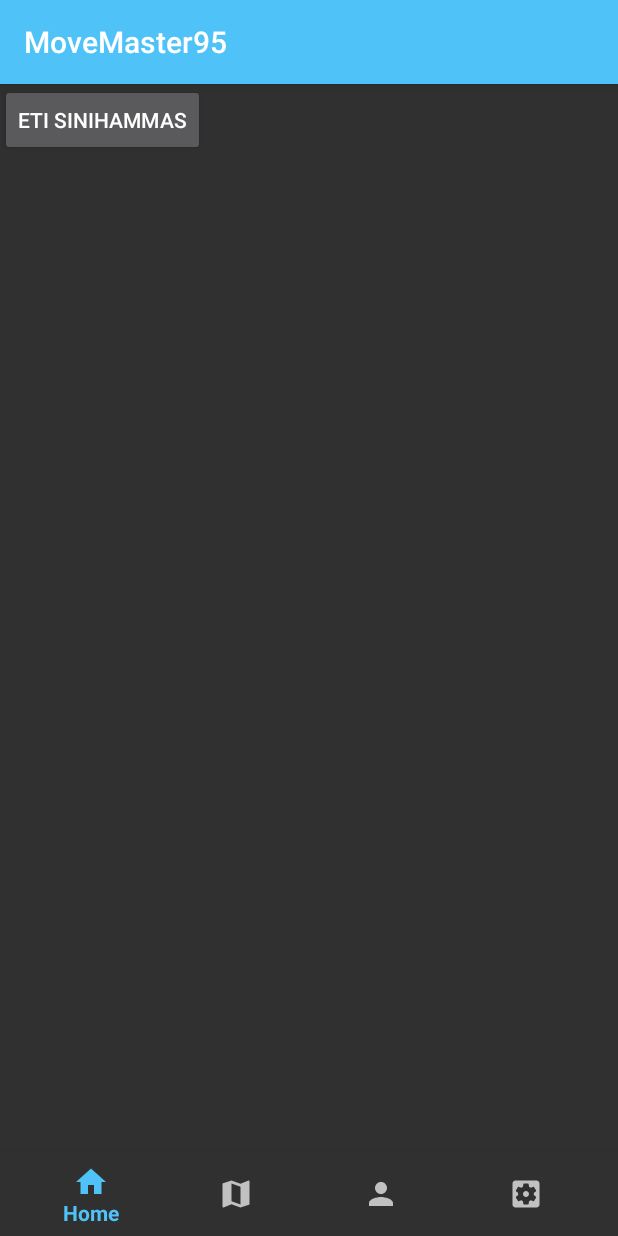
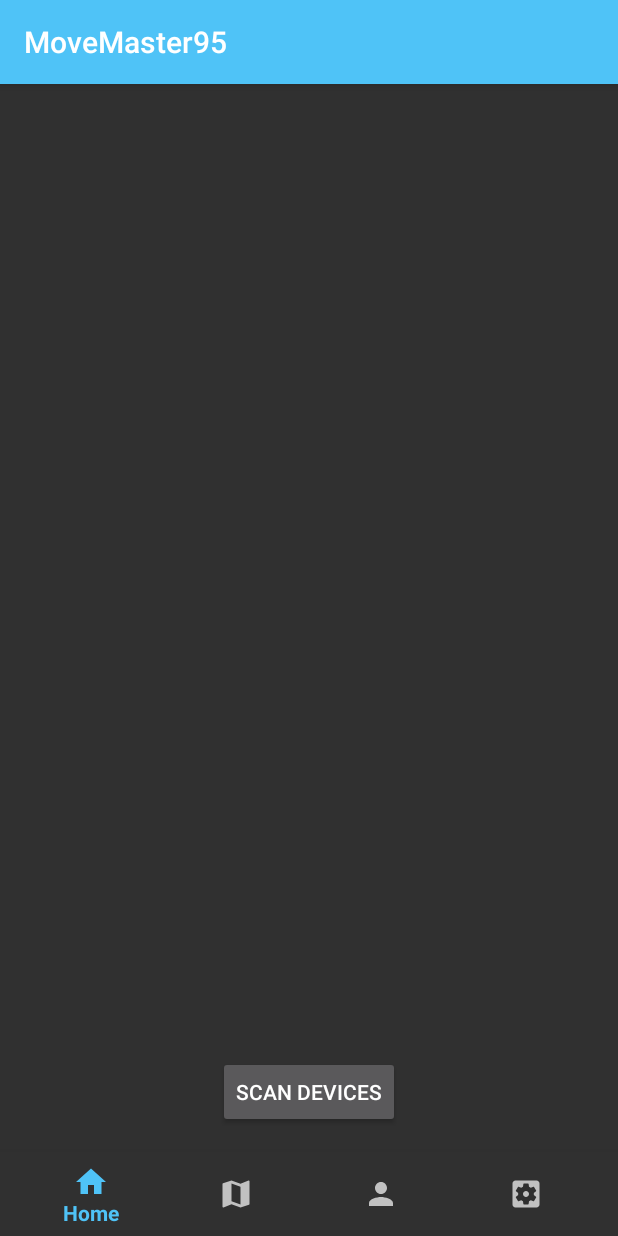
Before and after one commit to Penys/MoveMaster95, an Android app: the fragment BleConnectionFragment placed in its activity, on a phone screen of 412 x 824 dp. Run offline under Robolectric (Android 15) with nearby library versions, the phone set to English and light mode, and no system bars.

Commit message:
code cleaning and bluetoothlayouts buttons

```diff
--- a/app/src/main/java/com/penys/fi/movemaster95/HomeFragment.kt
+++ b/app/src/main/java/com/penys/fi/movemaster95/HomeFragment.kt
@@ -50,7 +50,7 @@ class HomeFragment : Fragment(), SensorEventListener {
             val sIntent = Intent()
             sIntent.action = Intent.ACTION_SEND
             sIntent.type = "text/plain"
-            sIntent.putExtra(Intent.EXTRA_TEXT, st + " steps")
+            sIntent.putExtra(Intent.EXTRA_TEXT, "$st steps")
             sIntent.putExtra(Intent.EXTRA_SUBJECT, "Look how much have I walked today?!")
             startActivity(Intent.createChooser(sIntent, "Share steps via"))
         }
--- a/app/src/main/java/com/penys/fi/movemaster95/ProfileFragment.kt
+++ b/app/src/main/java/com/penys/fi/movemaster95/ProfileFragment.kt
@@ -78,7 +78,7 @@ class ProfileFragment : Fragment() {
                         photoFile
                 )
                 myIntent.putExtra(MediaStore.EXTRA_OUTPUT,photoUri)
-                myIntent.putExtra("android.intent.extra.USE_FRONT_CAMERA", true);
+                myIntent.putExtra("android.intent.extra.USE_FRONT_CAMERA", true)
                 startActivityForResult(myIntent, REQUEST_IMAGE_CAPTURE)
                 val prefMan = PreferenceManager.getDefaultSharedPreferences(activity)
                 with(prefMan.edit()){
--- a/app/src/main/java/com/penys/fi/movemaster95/ble_connection/BleConnectionFragment.kt
+++ b/app/src/main/java/com/penys/fi/movemaster95/ble_connection/BleConnectionFragment.kt
@@ -5,7 +5,6 @@ package com.penys.fi.movemaster95.ble_connection
 import android.Manifest
 import android.app.Fragment
 import android.bluetooth.BluetoothAdapter
-import android.bluetooth.BluetoothDevice
 import android.bluetooth.BluetoothGatt
 import android.bluetooth.BluetoothManager
 import android.bluetooth.le.*
@@ -16,14 +15,10 @@ import android.os.Bundle
 import android.os.Handler
 import android.support.annotation.RequiresApi
 import android.support.v4.app.ActivityCompat
-import android.support.v4.content.ContextCompat.checkSelfPermission
-import android.support.v4.content.ContextCompat.getSystemService
 import android.util.Log
 import android.view.LayoutInflater
 import android.view.View
 import android.view.ViewGroup
-import android.widget.Button
-import android.widget.Toast
 import com.penys.fi.movemaster95.R
 import kotlinx.android.synthetic.main.bluetooth_layout.*
 import java.util.*
@@ -35,7 +30,7 @@ class BleConnectionFragment : Fragment() {
     private var mBluetoothAdapter: BluetoothAdapter? = null
     private var mScanCallback: ScanCallback? = null
     private var mHandler: Handler? = null
-    var mScanning = false
+    private var mScanning = false
     private var mScanResults: HashMap<String, ScanResult>? = null
     private var mBluetoothGatt: BluetoothGatt? = null
 
@@ -52,24 +47,23 @@ class BleConnectionFragment : Fragment() {
     override fun onResume() {
         super.onResume()
 
-        sininappi.setOnClickListener {
+        scan_devices.setOnClickListener {
             DeviceList.devicesList.clear()
             startScan()
         }
 
-        listView.setOnItemClickListener { _, _, position, _ ->
+        list_view.setOnItemClickListener { _, _, position, _ ->
 
             Log.d("USR", "Selected $position")
-            val selectedBluetooth = listView.getItemAtPosition(position) as BluetoothDevs
+            val selectedBluetooth = list_view.getItemAtPosition(position) as BluetoothDevs
             Log.d("DEBUGGER", "Device: $selectedBluetooth")
 
             val gattClientCallback = GattClientCallback()
             mBluetoothGatt = selectedBluetooth.device.connectGatt(context, false, gattClientCallback)
-
         }
     }
+
     companion object {
-        val uuiidee = UUID.fromString("00001101-0000-1000-8000-00805f9b34fb")
         const val SCAN_PERIOD: Long = 3000
     }
 
@@ -97,7 +91,7 @@ class BleConnectionFragment : Fragment() {
         mBluetoothLeScanner!!.stopScan(mScanCallback)
         mScanning = false
 
-        listView.adapter = DeviceListAdapter(
+        list_view.adapter = DeviceListAdapter(
                 context,
                 DeviceList.devicesList)
     }
@@ -110,7 +104,7 @@ class BleConnectionFragment : Fragment() {
         } else if (ActivityCompat.checkSelfPermission(context, Manifest.permission.ACCESS_FINE_LOCATION) !=
                 PackageManager.PERMISSION_GRANTED) {
             Log.d("DBG", "No fine location access")
-            requestPermissions(arrayOf(Manifest.permission.ACCESS_FINE_LOCATION), 1);
+            requestPermissions(arrayOf(Manifest.permission.ACCESS_FINE_LOCATION), 1)
             return true
         }
         return true
@@ -157,4 +151,4 @@ class BleConnectionFragment : Fragment() {
         val devicesList: kotlin.collections.MutableList<BluetoothDevs> = java.util.ArrayList()
     }
 
-  }
+}
--- a/app/src/main/res/layout/bluetooth_layout.xml
+++ b/app/src/main/res/layout/bluetooth_layout.xml
@@ -1,27 +1,33 @@
 <?xml version="1.0" encoding="utf-8"?>
-<android.support.constraint.ConstraintLayout xmlns:android="http://schemas.android.com/apk/res/android"
+<android.support.constraint.ConstraintLayout
+    xmlns:android="http://schemas.android.com/apk/res/android"
+    xmlns:app="http://schemas.android.com/apk/res-auto"
+    xmlns:tools="http://schemas.android.com/tools"
+
     android:layout_width="match_parent"
     android:layout_height="match_parent">
 
     <ListView
-        android:id="@+id/listView"
-        style="@android:style/Widget.Holo.Light.ExpandableListView"
-        android:layout_width="0dp"
-        android:layout_height="0dp"
-        android:layout_marginBottom="8dp"
-        android:layout_marginEnd="8dp"
+        android:id="@+id/list_view"
+        android:layout_width="match_parent"
+        android:layout_height="337dp"
         android:layout_marginStart="8dp"
         android:layout_marginTop="8dp"
-        android:textAlignment="center" />
-
+        android:layout_marginEnd="8dp"
+        android:layout_marginBottom="8dp"
+        app:layout_constraintBottom_toTopOf="@+id/scan_devices"
+        app:layout_constraintEnd_toEndOf="parent"
+        app:layout_constraintStart_toStartOf="parent"
+        app:layout_constraintTop_toTopOf="parent" />
     <Button
-        android:id="@+id/sininappi"
+        android:id="@+id/scan_devices"
         android:layout_width="wrap_content"
         android:layout_height="wrap_content"
+        android:layout_marginStart="8dp"
+        android:layout_marginEnd="8dp"
         android:layout_marginBottom="8dp"
-        android:layout_marginEnd="8dp"
-        android:layout_marginStart="8dp"
-        android:elevation="8dp"
-        android:text="Eti sinihammas" />
-
+        android:text="Scan devices"
+        app:layout_constraintBottom_toBottomOf="parent"
+        app:layout_constraintEnd_toEndOf="parent"
+        app:layout_constraintStart_toStartOf="parent" />
 </android.support.constraint.ConstraintLayout>
```
Also changed, not shown: app/src/main/java/com/penys/fi/movemaster95/ARCoreActivity.kt (+6 -6 lines), app/src/main/java/com/penys/fi/movemaster95/ble_connection/BleConnService.kt (deleted, +0 -18 lines), app/src/main/java/com/penys/fi/movemaster95/ble_connection/DeviceListAdapter.kt (+5 -3 lines), app/src/main/java/com/penys/fi/movemaster95/ble_connection/GattClientCallback.kt (+11 -17 lines).
